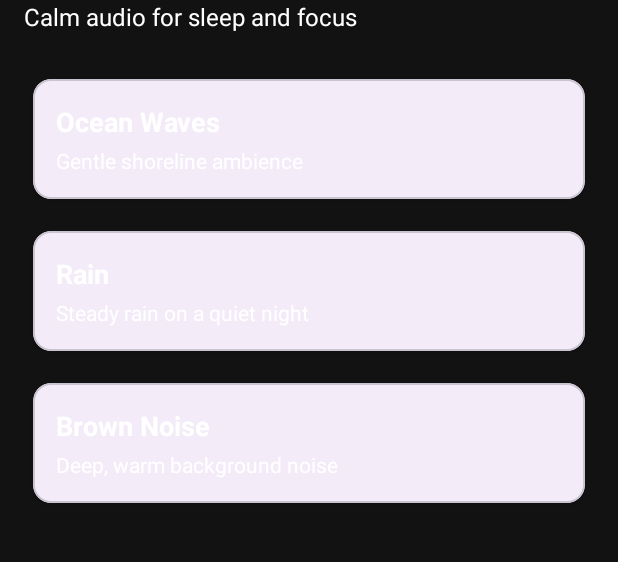
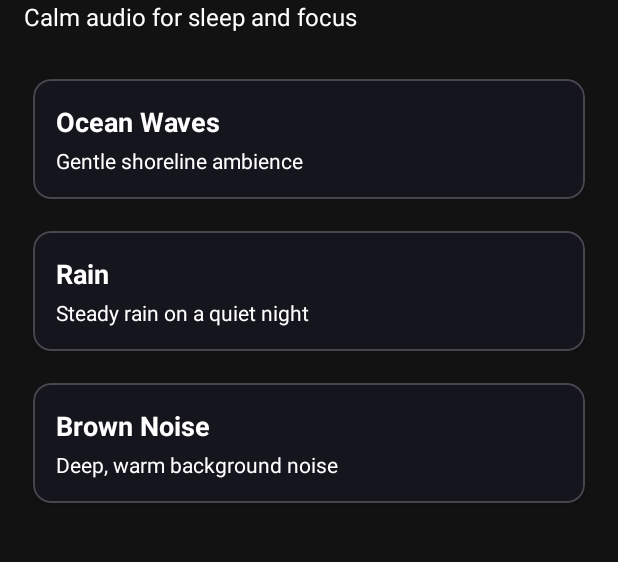
Before and after one commit to thinapps/relaxing-sounds, an Android app: the screen it shows after launch (MainActivity), on a phone screen of 412 x 824 dp, the part 95-657 px from its top. Run offline under Robolectric (Android 15) with nearby library versions, the phone set to English and light mode, and no system bars.

Commit message:
Update themes.xml

```diff
--- a/app/src/main/res/values/themes.xml
+++ b/app/src/main/res/values/themes.xml
@@ -1,8 +1,25 @@
 <?xml version="1.0" encoding="utf-8"?>
 <resources xmlns:tools="http://schemas.android.com/tools">
 
-    <style name="Theme.RelaxingSounds" parent="Theme.Material3.DayNight.NoActionBar">
-        <!-- you can add color overrides here later if needed -->
+    <style name="Theme.RelaxingSounds" parent="Theme.Material3.Dark.NoActionBar">
+
+        <!-- core brand colors -->
+        <item name="colorPrimary">@color/rs_color_primary</item>
+        <item name="colorOnPrimary">@color/rs_color_on_background</item>
+        <item name="colorSecondary">@color/rs_color_accent</item>
+        <item name="colorOnSecondary">@color/rs_color_on_background</item>
+
+        <!-- surfaces and background -->
+        <item name="android:colorBackground">@color/rs_color_background</item>
+        <item name="colorBackground">@color/rs_color_background</item>
+        <item name="colorOnBackground">@color/rs_color_on_background</item>
+        <item name="colorSurface">@color/rs_color_background</item>
+        <item name="colorOnSurface">@color/rs_color_on_background</item>
+
+        <!-- optional: system bars -->
+        <item name="android:statusBarColor">@color/rs_color_background</item>
+        <item name="android:navigationBarColor">@color/rs_color_background</item>
+
     </style>
 
 </resources>
```
